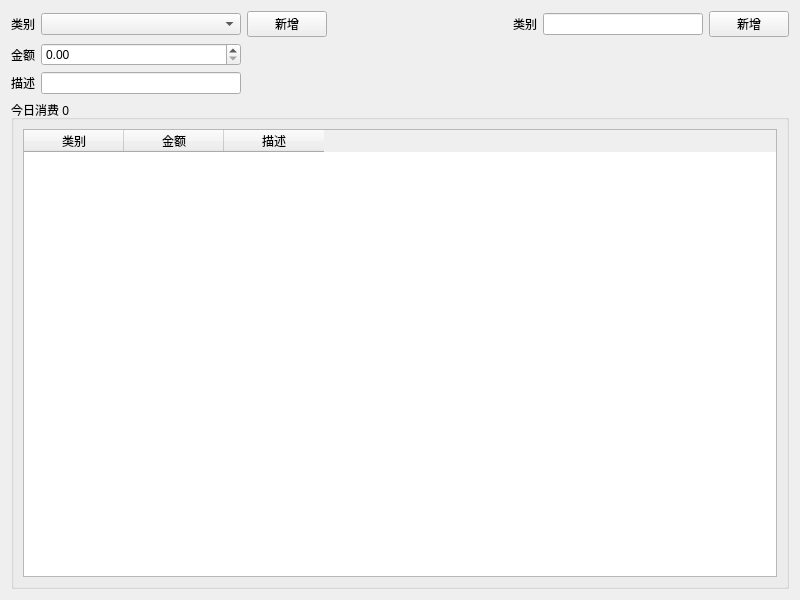
First picture: the form in money_note/add_note_widget.ui, repository Monkiy/money_note, before the edit.
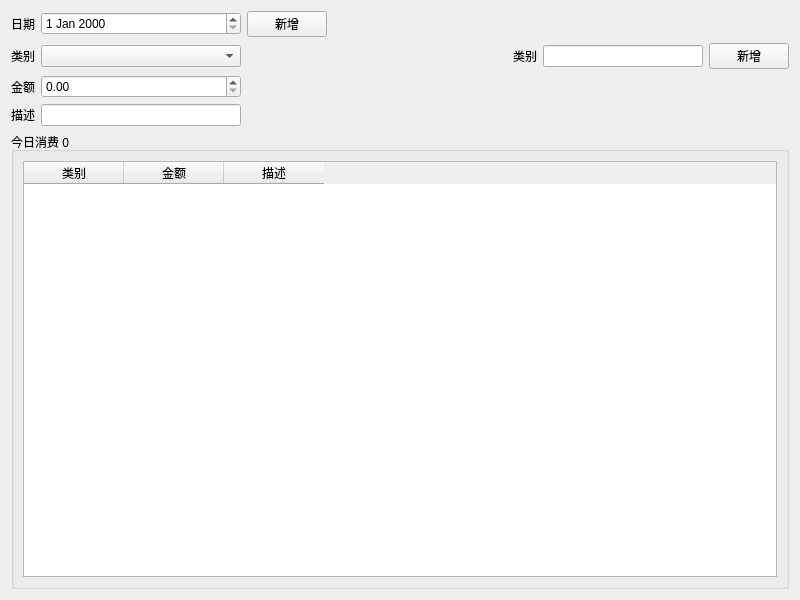
Second picture: the form after the edit.

Commit message: 添加消费纪录选项增加日期选择

```diff
--- a/money_note/add_note_widget.ui
+++ b/money_note/add_note_widget.ui
@@ -16,7 +16,7 @@
   <layout class="QVBoxLayout" name="verticalLayout" stretch="0,1">
    <item>
     <layout class="QGridLayout" name="gridLayout">
-     <item row="0" column="5">
+     <item row="1" column="5">
       <widget class="QLineEdit" name="lineEdit_type">
        <property name="minimumSize">
         <size>
@@ -32,14 +32,28 @@
        </property>
       </widget>
      </item>
-     <item row="0" column="0">
-      <widget class="QLabel" name="label">
+     <item row="1" column="4">
+      <widget class="QLabel" name="label_4">
        <property name="text">
         <string>类别</string>
        </property>
       </widget>
      </item>
-     <item row="0" column="3">
+     <item row="2" column="1">
+      <widget class="QDoubleSpinBox" name="doubleSpinBox_value">
+       <property name="maximum">
+        <double>9999.989999999999782</double>
+       </property>
+      </widget>
+     </item>
+     <item row="3" column="0">
+      <widget class="QLabel" name="label_3">
+       <property name="text">
+        <string>描述</string>
+       </property>
+      </widget>
+     </item>
+     <item row="1" column="3">
       <spacer name="horizontalSpacer">
        <property name="orientation">
         <enum>Qt::Horizontal</enum>
@@ -52,28 +66,14 @@
        </property>
       </spacer>
      </item>
-     <item row="0" column="2">
-      <widget class="QPushButton" name="pushButton_add_note">
-       <property name="text">
-        <string>新增</string>
-       </property>
-      </widget>
-     </item>
-     <item row="0" column="6">
+     <item row="1" column="6">
       <widget class="QPushButton" name="pushButton_add_type">
        <property name="text">
         <string>新增</string>
        </property>
       </widget>
      </item>
-     <item row="1" column="1">
-      <widget class="QDoubleSpinBox" name="doubleSpinBox_value">
-       <property name="maximum">
-        <double>9999.989999999999782</double>
-       </property>
-      </widget>
-     </item>
-     <item row="2" column="1">
+     <item row="3" column="1">
       <widget class="QLineEdit" name="lineEdit_note">
        <property name="minimumSize">
         <size>
@@ -89,27 +89,37 @@
        </property>
       </widget>
      </item>
-     <item row="0" column="1">
-      <widget class="QComboBox" name="comboBox_type"/>
-     </item>
      <item row="1" column="0">
+      <widget class="QLabel" name="label">
+       <property name="text">
+        <string>类别</string>
+       </property>
+      </widget>
+     </item>
+     <item row="1" column="1">
+      <widget class="QComboBox" name="comboBox_type"/>
+     </item>
+     <item row="2" column="0">
       <widget class="QLabel" name="label_2">
        <property name="text">
         <string>金额</string>
        </property>
       </widget>
      </item>
-     <item row="2" column="0">
-      <widget class="QLabel" name="label_3">
+     <item row="0" column="0">
+      <widget class="QLabel" name="label_5">
        <property name="text">
-        <string>描述</string>
+        <string>日期</string>
        </property>
       </widget>
      </item>
-     <item row="0" column="4">
-      <widget class="QLabel" name="label_4">
+     <item row="0" column="1">
+      <widget class="QDateEdit" name="dateEdit"/>
+     </item>
+     <item row="0" column="2">
+      <widget class="QPushButton" name="pushButton_add_note">
        <property name="text">
-        <string>类别</string>
+        <string>新增</string>
        </property>
       </widget>
      </item>
```
Left out of the diff: 21 changed lines with no effect on the pictures. The commit also changes 2 other files.
